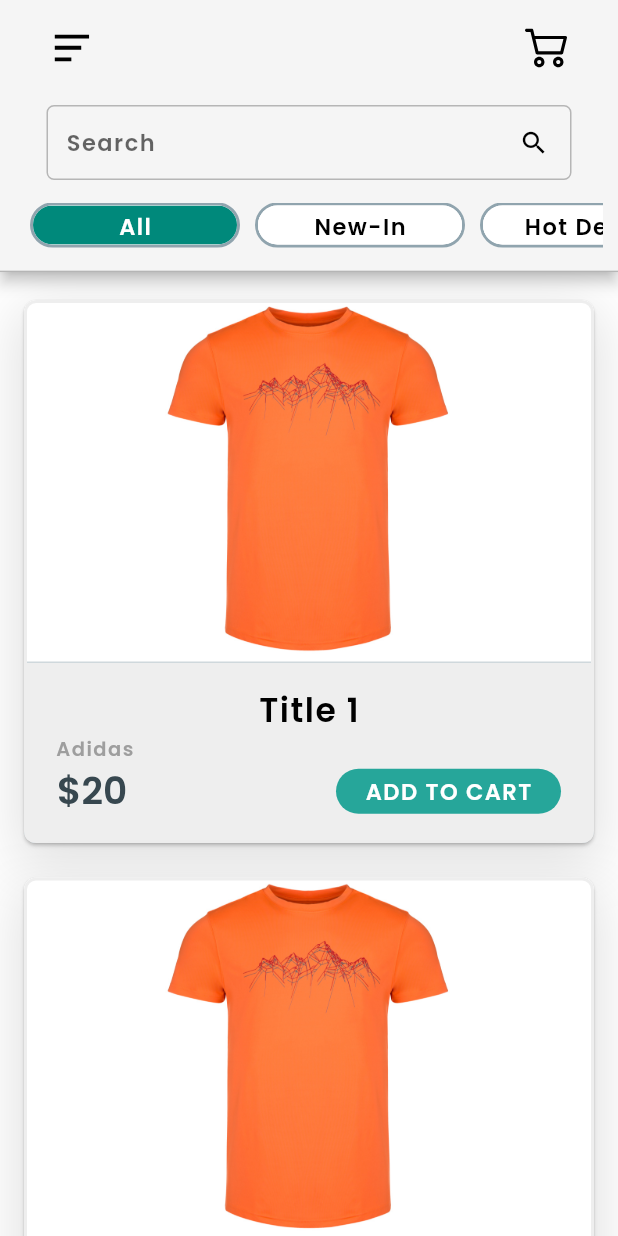
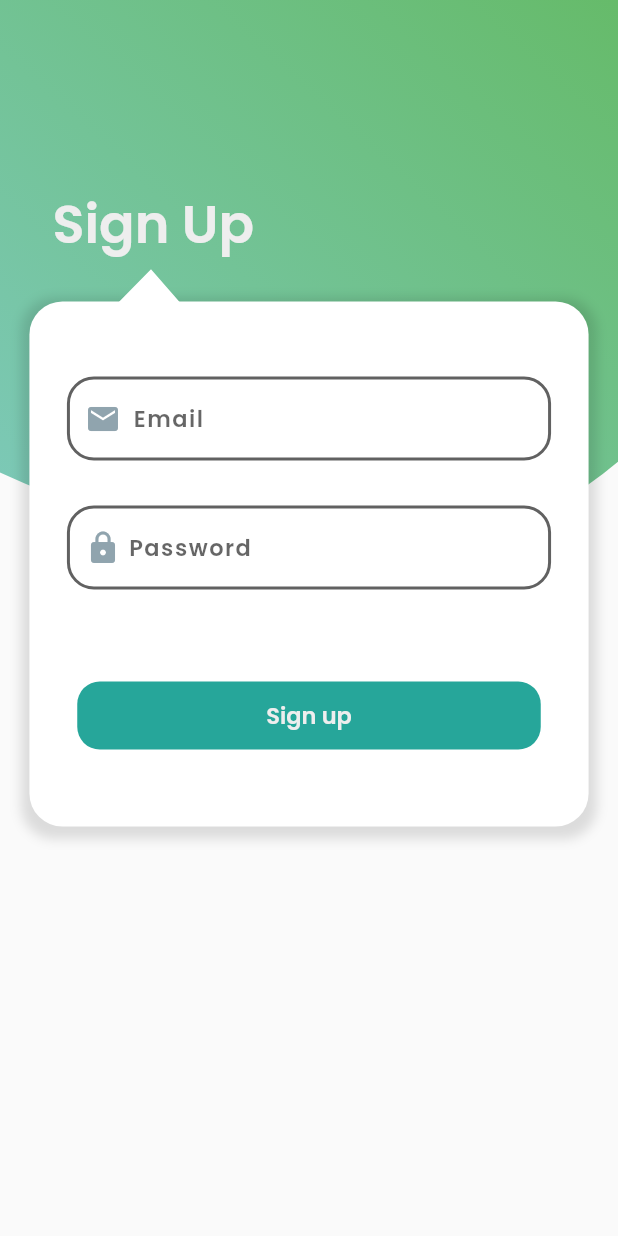
Before and after one commit to basic-shadow/ecommerce-flutter-app, a Flutter app: the screen it shows after launch, after a tap on "Sign up", on a phone screen of 412 x 824 dp. Run offline on Flutter 3.47's test engine with Material 2 defaults, Android fonts, the phone set to English and light mode, and no system bars; our stand-ins replace flutter_svg; missing offline and left inert: square_in_app_payments.

```diff
--- a/lib/main.dart
+++ b/lib/main.dart
@@ -1,16 +1,9 @@
 import 'package:flutter/material.dart';
-import './screens/browse.dart';
-import './screens/login.dart';
-import './screens/item.dart';
-import './screens/checkout.dart';
-import './screens/cart.dart';
-import './screens/orders.dart';
-import './screens/account.dart';
-import './screens/settings.dart';
+import 'package:ecommerce_app/screens/library.dart';
 
 void main() {
   runApp(MaterialApp(
-    title: "AppName",
+    title: "Trademark",
     theme: ThemeData(
         primaryColor: Colors.grey[100],
         fontFamily: 'Poppins',
@@ -43,6 +36,7 @@ void main() {
       '/orders': (context) => Orders(),
       '/account': (context) => Account(),
       '/login': (context) => Login(),
+      '/signup': (context) => SignUp(),
       '/settings': (context) => Settings(),
       '/': (context) => Browse(),
       '/item': (context) => Item(),
--- a/lib/screens/browse.dart
+++ b/lib/screens/browse.dart
@@ -1,6 +1,5 @@
 import 'package:flutter/material.dart';
 import 'package:ecommerce_app/screens/drawer.dart';
-import 'dart:math';
 import 'package:ecommerce_app/utils/product.dart';
 import 'package:provider/provider.dart';
 import 'package:flutter_svg/flutter_svg.dart';
@@ -47,45 +46,13 @@ class BrowseScreen extends StatefulWidget {
 }
 
 class _BrowseScreenState extends State<BrowseScreen> {
-  List<Product> products;
-
-  final List<String> filter = [
-    'All',
-    'New-In',
-    'Hot Deals',
-    'Clothing',
-    'Shoes',
-    'Accessories'
-  ];
-
   int _value = 0;
   List<MyCards> cards;
 
   TextEditingController _controller;
   void initState() {
     super.initState();
-
-    final List<String> clothes =
-        List.generate(10, (index) => "Title ${index + 1}");
-    final List<String> brands = [
-      'Adidas',
-      'Nike',
-    ];
-    final List<String> prices = List.generate(10, (i) {
-      int val = Random().nextInt(100);
-      return "\$$val";
-    });
-
-    products = List.generate(
-        10,
-        (i) => Product(
-            title: clothes[i % clothes.length],
-            brand: brands[i % brands.length],
-            price: prices[i % prices.length],
-            type: filter.sublist(1)[i % filter.sublist(1).length]));
-
     _controller = TextEditingController();
-
     cards = List.generate(10, (i) => MyCards(products[i]));
   }
 
@@ -99,15 +66,12 @@ class _BrowseScreenState extends State<BrowseScreen> {
     final position = context.watch<Position>();
     final productsLength = context.watch<CartList>().products.length;
     if (ModalRoute.of(context).settings.arguments != null) {
-      print(ModalRoute.of(context).settings.name);
       final arguments = ModalRoute.of(context).settings.arguments as Map;
       if (arguments['orderResults'] != null) {
         final List<Product> orderedProducts = arguments['orderResults'];
         for (Product order in orderedProducts) {
           if (!context.read<OrderList>().orderProducts.contains(order))
             context.read<OrderList>().addProduct(order);
-
-          print(order.title + order.price);
         }
       }
     }
@@ -210,13 +174,25 @@ class _BrowseScreenState extends State<BrowseScreen> {
                               children: [
                                 Expanded(
                                   child: TextField(
+                                    enabled: !position.pressed,
                                     style:
                                         Theme.of(context).textTheme.headline3,
                                     controller: _controller,
                                     maxLines: 1,
-                                    onSubmitted: (String val) {
-                                      print(val);
-                                    },
+                                    onSubmitted: (String val) => showDialog(
+                                        context: context,
+                                        builder: (context) {
+                                          return AlertDialog(
+                                              title: Text("Pressed Search"),
+                                              content: Text(
+                                                  "You searched ${_controller.text}"),
+                                              actions: [
+                                                FlatButton(
+                                                    child: Text("Continue"),
+                                                    onPressed: () =>
+                                                        Navigator.pop(context)),
+                                              ]);
+                                        }),
                                     decoration: InputDecoration(
                                       focusedBorder: OutlineInputBorder(
                                         borderSide: BorderSide(
@@ -232,8 +208,7 @@ class _BrowseScreenState extends State<BrowseScreen> {
                                 IconButton(
                                   color: Colors.black,
                                   icon: Icon(Icons.search, size: 20),
-                                  onPressed: () {
-                                    showDialog(
+                                  onPressed: () => showDialog(
                                       context: context,
                                       builder: (context) {
                                         return AlertDialog(
@@ -246,8 +221,7 @@ class _BrowseScreenState extends State<BrowseScreen> {
                                                   onPressed: () =>
                                                       Navigator.pop(context)),
                                             ]);
-                                        });
-                                  },
+                                      }),
                                 ),
                               ],
                             )),
--- a/lib/screens/drawer.dart
+++ b/lib/screens/drawer.dart
@@ -1,5 +1,6 @@
 import 'package:flutter/material.dart';
 import 'package:ecommerce_app/utils/product.dart';
+import 'package:ecommerce_app/utils/configuration.dart';
 
 class MyDrawer extends StatefulWidget {
   final OrderList orderList;
@@ -10,21 +11,13 @@ class MyDrawer extends StatefulWidget {
 }
 
 class _MyDrawerState extends State<MyDrawer> {
-  final List<String> list = ['Browse', 'My orders', 'Categories', 'My Account'];
-
-  final List<Icon> icons = [
-    Icon(Icons.compare, color: Colors.white60),
-    Icon(Icons.content_paste, color: Colors.white60),
-    Icon(Icons.corporate_fare, color: Colors.white60),
-    Icon(Icons.contacts, color: Colors.white60)
-  ];
-
-  final List<String> links = ["/", "/orders", "/", "/account"];
-
   @override
   Widget build(BuildContext context) {
+    final _height = MediaQuery.of(context).size.height;
+    bool add_spacer = _height < 750 ? true : false;
+
     return Container(
-      width: MediaQuery.of(context).size.width,
+      height: _height,
       decoration: BoxDecoration(
           gradient: LinearGradient(
               begin: Alignment.centerLeft,
@@ -73,15 +66,16 @@ class _MyDrawerState extends State<MyDrawer> {
               ],
             ),
           ),
-          Expanded(
-            child: SizedBox(),
-          ),
-          ListView.builder(
-            shrinkWrap: true,
+          add_spacer ? SizedBox.shrink() : Spacer(),
+          Flexible(
+            flex: 5,
+            child: ListView.builder(
+              // shrinkWrap: true,
               physics: ClampingScrollPhysics(),
               itemBuilder: (context, index) {
                 return Container(
-                padding: EdgeInsets.all(15.0),
+                  padding:
+                      EdgeInsets.symmetric(horizontal: 15.0, vertical: 12.0),
                   alignment: Alignment.centerLeft,
                   child: FlatButton.icon(
                       icon: icons[index],
@@ -97,16 +91,13 @@ class _MyDrawerState extends State<MyDrawer> {
               },
               itemCount: list.length,
             ),
-          Expanded(flex: 3, child: SizedBox()),
+          ),
           Expanded(
             child: Container(
-              padding: EdgeInsets.only(bottom: 15.0),
+              padding: EdgeInsets.only(left: 10.0, bottom: 15.0),
               child: Row(
                 children: [
-                  Padding(
-                    padding:
-                        const EdgeInsets.only(top: 8.0, left: 8.0, bottom: 8.0),
-                    child: FlatButton.icon(
+                  FlatButton.icon(
                     label: Text(
                       "Settings",
                       style: TextStyle(color: Colors.black54),
@@ -118,7 +109,6 @@ class _MyDrawerState extends State<MyDrawer> {
                     icon: Icon(
                       Icons.settings,
                       color: Colors.white60,
-                      ),
                     ),
                   ),
                   Container(
--- a/lib/screens/login.dart
+++ b/lib/screens/login.dart
@@ -1,5 +1,4 @@
 import 'dart:math';
-
 import 'package:flutter/material.dart';
 
 class Login extends StatefulWidget {
@@ -219,7 +218,8 @@ class _LoginState extends State<Login> with SingleTickerProviderStateMixin {
                       padding: EdgeInsets.only(top: 25),
                       child: FlatButton(
                         minWidth: _width * 0.5,
-                        onPressed: () => Navigator.pushNamed(context, '/'),
+                        onPressed: () =>
+                            Navigator.pushNamed(context, '/signup'),
                         color: Colors.blueGrey[600],
                         shape: RoundedRectangleBorder(
                           borderRadius: BorderRadius.circular(15),
--- a/lib/screens/orders.dart
+++ b/lib/screens/orders.dart
@@ -11,7 +11,6 @@ class _OrdersState extends State<Orders> {
   Widget build(BuildContext context) {
     final arguments = ModalRoute.of(context).settings.arguments as Map;
     final OrderList orderList = arguments['orderList'];
-    print(orderList.orderProducts.length);
     final double _width = MediaQuery.of(context).size.width;
 
     return Scaffold(
--- a/lib/screens/payment.dart
+++ b/lib/screens/payment.dart
@@ -38,7 +38,6 @@ class _PaymentDetailsState extends State<PaymentDetails> {
 
   void _cardNonceRequestSuccess(CardDetails result) {
     // Use this nonce from your backend to pay via Square API
-    print(result.nonce);
 
     final bool _invalidZipCode = false;
 
--- a/lib/screens/signup.dart
+++ b/lib/screens/signup.dart
@@ -0,0 +1,201 @@
+import 'package:flutter/material.dart';
+import 'package:ecommerce_app/screens/login.dart';
+
+class SignUp extends StatefulWidget {
+  @override
+  _SignUpState createState() => _SignUpState();
+}
+
+class _SignUpState extends State<SignUp> with SingleTickerProviderStateMixin {
+  TextEditingController _emailController;
+  TextEditingController _passController;
+  bool edited1 = false;
+  bool edited2 = false;
+  AnimationController _animationController;
+
+  @override
+  void initState() {
+    super.initState();
+    _emailController = TextEditingController();
+    _passController = TextEditingController();
+    _animationController = AnimationController(
+        value: 0,
+        vsync: this,
+        upperBound: 1,
+        lowerBound: -1,
+        duration: Duration(seconds: 25))
+      ..repeat();
+  }
+
+  @override
+  void dispose() {
+    _emailController.dispose();
+    _passController.dispose();
+    _animationController.dispose();
+    super.dispose();
+  }
+
+  @override
+  Widget build(BuildContext context) {
+    final _width = MediaQuery.of(context).size.width;
+
+    return Scaffold(
+      body: SafeArea(
+          child: SingleChildScrollView(
+        child: Stack(
+          overflow: Overflow.visible,
+          children: [
+            AnimatedBuilder(
+              animation: _animationController,
+              child: Container(
+                height: 450,
+                decoration: BoxDecoration(
+                    gradient: LinearGradient(
+                        begin: Alignment.bottomLeft,
+                        end: Alignment.topRight,
+                        colors: [Colors.teal[200], Colors.green[400]])),
+              ),
+              builder: (context, child) => ClipPath(
+                clipper: DrawClip(_animationController.value),
+                child: child,
+              ),
+            ),
+            Container(height: 680),
+            Positioned(
+              top: _width / 4,
+              width: _width,
+              child: Container(
+                child: Column(
+                  children: [
+                    Container(
+                      alignment: Alignment.centerLeft,
+                      padding: EdgeInsets.only(left: 35, bottom: 25, top: 20),
+                      child: Text(
+                        "Sign Up",
+                        style: TextStyle(fontSize: 35, color: Colors.grey[200]),
+                      ),
+                    ),
+                    Container(
+                      height: 350,
+                      padding: EdgeInsets.only(
+                          top: 50, bottom: 40, left: 25, right: 25),
+                      margin: EdgeInsets.symmetric(horizontal: _width / 21),
+                      decoration: BoxDecoration(
+                          color: Colors.white,
+                          borderRadius: BorderRadius.circular(22),
+                          boxShadow: [
+                            BoxShadow(
+                                color: Colors.black12,
+                                offset: Offset(0, 3),
+                                spreadRadius: 5,
+                                blurRadius: 6)
+                          ]),
+                      child: Column(
+                        children: [
+                          Container(
+                              padding: EdgeInsets.symmetric(
+                                  vertical: 2.0, horizontal: 10.0),
+                              decoration: BoxDecoration(
+                                  border: Border.all(
+                                      width: 2.0, color: Colors.grey[700]),
+                                  borderRadius: BorderRadius.circular(18)),
+                              child: Row(
+                                children: [
+                                  Icon(Icons.email,
+                                      color: edited1
+                                          ? Colors.blueGrey[800]
+                                          : Colors.blueGrey[300]),
+                                  Expanded(
+                                    child: TextFormField(
+                                      onChanged: (String value) {
+                                        setState(() {
+                                          edited1 = true;
+                                        });
+                                      },
+                                      style: TextStyle(
+                                        color: Colors.black,
+                                        fontSize: 15,
+                                      ),
+                                      maxLines: 1,
+                                      controller: _emailController,
+                                      decoration: InputDecoration(
+                                          contentPadding: EdgeInsets.all(8),
+                                          border: InputBorder.none,
+                                          hintText: "Email"),
+                                    ),
+                                  )
+                                ],
+                              )),
+                          SizedBox(height: 30),
+                          Container(
+                              padding: EdgeInsets.symmetric(
+                                  vertical: 2.0, horizontal: 10.0),
+                              decoration: BoxDecoration(
+                                  border: Border.all(
+                                      width: 2.0, color: Colors.grey[700]),
+                                  borderRadius: BorderRadius.circular(18)),
+                              child: Row(
+                                children: [
+                                  Icon(Icons.lock,
+                                      color: edited2
+                                          ? Colors.blueGrey[800]
+                                          : Colors.blueGrey[300]),
+                                  SizedBox(width: 5),
+                                  Expanded(
+                                    child: TextFormField(
+                                      onChanged: (String value) {
+                                        setState(() {
+                                          edited2 = true;
+                                        });
+                                      },
+                                      style: TextStyle(
+                                        color: Colors.black,
+                                        fontSize: 15,
+                                      ),
+                                      maxLines: 1,
+                                      obscureText: true,
+                                      controller: _passController,
+                                      decoration: InputDecoration(
+                                          border: InputBorder.none,
+                                          hintText: "Password"),
+                                    ),
+                                  )
+                                ],
+                              )),
+                          SizedBox(height: 60),
+                          FlatButton(
+                            height: _width * 0.11,
+                            minWidth: _width * 0.75,
+                            onPressed: () => Navigator.pushNamed(context, '/'),
+                            color: Colors.teal[400],
+                            shape: RoundedRectangleBorder(
+                              borderRadius: BorderRadius.circular(15),
+                            ),
+                            child: Text("Sign up",
+                                style: TextStyle(
+                                    color: Colors.grey[200], fontSize: 15)),
+                          )
+                        ],
+                      ),
+                    )
+                  ],
+                ),
+              ),
+            ),
+            Positioned(
+              top: _width / 2.65,
+              right: _width / 3,
+              width: 300,
+              child: ClipPath(
+                  clipper: Triangle(),
+                  child: Container(
+                    height: 120,
+                    color: Colors.white,
+                  )),
+            ),
+          ],
+        ),
+      )),
+    );
+  }
+}
```
Also changed, not shown: lib/screens/account.dart (+31 -10 lines), lib/screens/checkout.dart (+2 -31 lines), lib/screens/item.dart (+7 -6 lines), lib/screens/library.dart (added, +11 -0 lines), lib/utils/configuration.dart (+85 -0 lines), lib/utils/product.dart (+12 -0 lines). Lines whose indentation alone changed are shown as unchanged.
